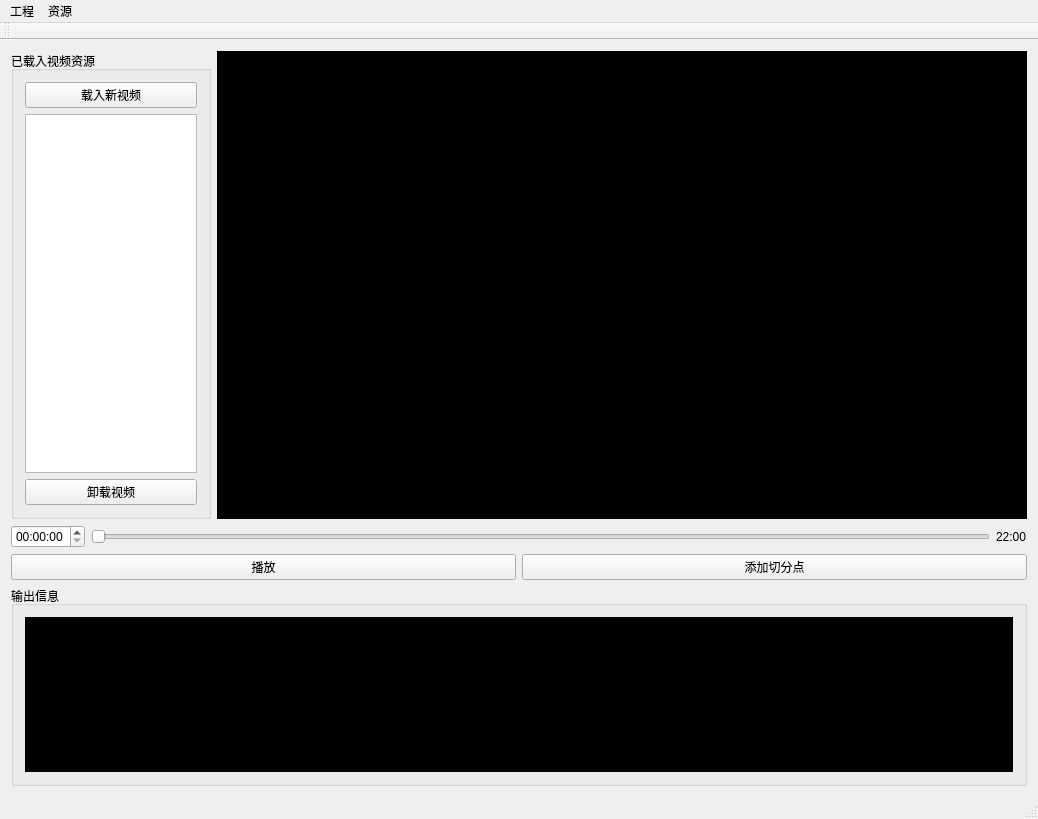
Kouek/POVMaker, file POVMaker/POVMaker.ui: the form before one commit.
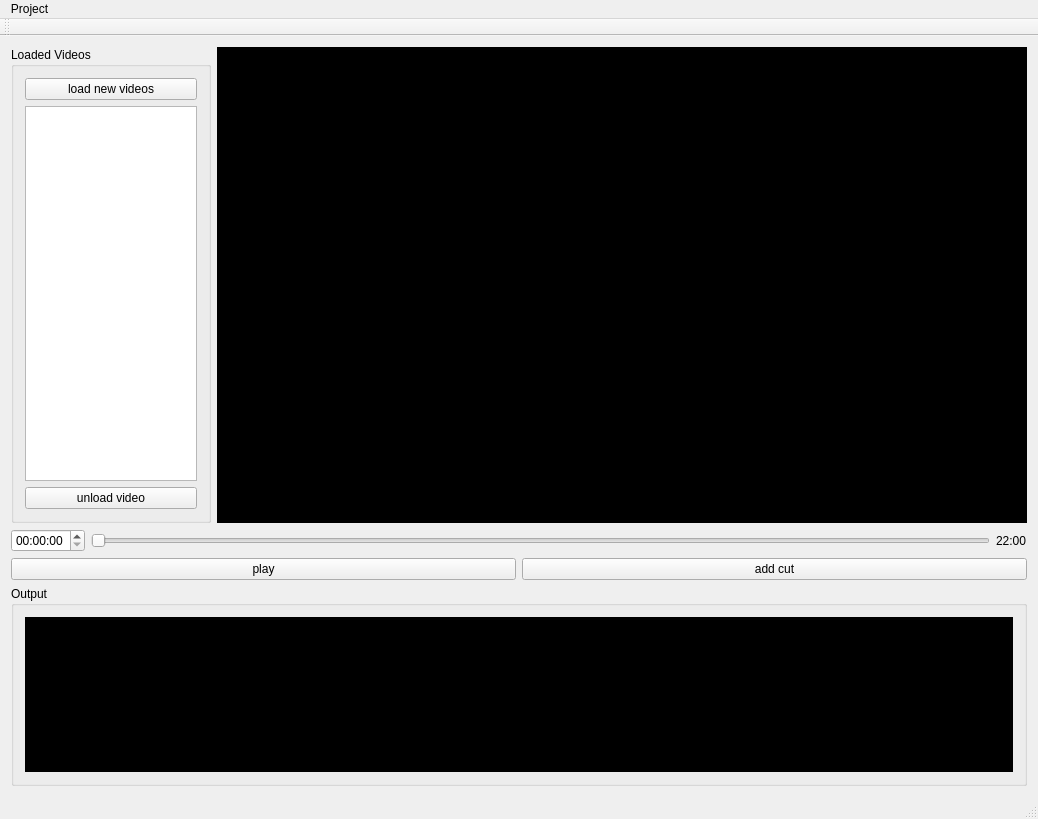
The form after the commit. Icons and pictures are not drawn.

What changed in the file:
```diff
--- a/POVMaker/POVMaker.ui
+++ b/POVMaker/POVMaker.ui
@@ -32,13 +32,13 @@
          </size>
         </property>
         <property name="title">
-         <string>已载入视频资源</string>
+         <string>Loaded Videos</string>
         </property>
         <layout class="QVBoxLayout" name="verticalLayout">
          <item>
           <widget class="QPushButton" name="loadVideosPushButton">
            <property name="text">
-            <string>载入新视频</string>
+            <string>load new videos</string>
            </property>
            <property name="icon">
             <iconset resource="POVMaker.qrc">
@@ -80,7 +80,7 @@
          <item>
           <widget class="QPushButton" name="unloadVideosPushButton">
            <property name="text">
-            <string>卸载视频</string>
+            <string>unload video</string>
            </property>
            <property name="icon">
             <iconset resource="POVMaker.qrc">
@@ -136,7 +136,7 @@
        </size>
       </property>
       <property name="title">
-       <string>输出信息</string>
+       <string>Output</string>
       </property>
       <layout class="QVBoxLayout" name="verticalLayout_2">
        <item>
@@ -164,14 +164,14 @@
       <item>
        <widget class="QPushButton" name="playPushButton">
         <property name="text">
-         <string>播放</string>
+         <string>play</string>
         </property>
        </widget>
       </item>
       <item>
        <widget class="QPushButton" name="addCutPushButton">
         <property name="text">
-         <string>添加切分点</string>
+         <string>add cut</string>
         </property>
        </widget>
       </item>
@@ -188,18 +188,12 @@
      <height>26</height>
     </rect>
    </property>
-   <widget class="QMenu" name="ProjectMenu">
+   <widget class="QMenu" name="projectMenu">
     <property name="title">
-     <string>工程</string>
+     <string>Project</string>
     </property>
    </widget>
-   <widget class="QMenu" name="ResourceMenu">
-    <property name="title">
-     <string>资源</string>
-    </property>
-   </widget>
-   <addaction name="ProjectMenu"/>
-   <addaction name="ResourceMenu"/>
+   <addaction name="projectMenu"/>
   </widget>
   <widget class="QToolBar" name="mainToolBar">
    <attribute name="toolBarArea">
```
Left out of the diff: 6 changed lines with no effect on the pictures.
